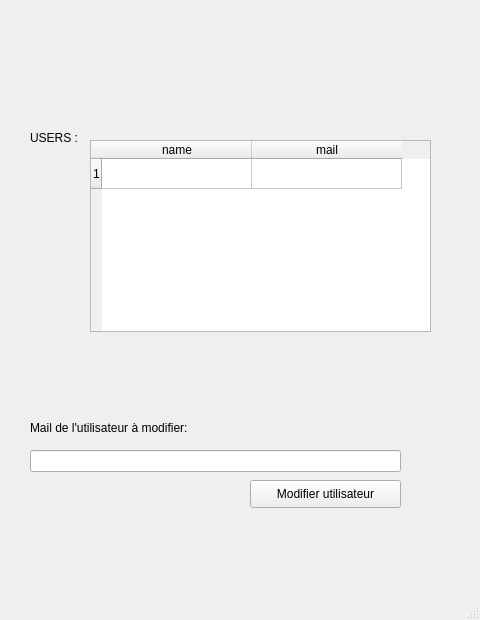
Pierre-OlivierB/ibm_fil_rouge_tomjerry_all_projects, file client_loud/test_deux_php/viewUserPost.ui: the form before one commit.
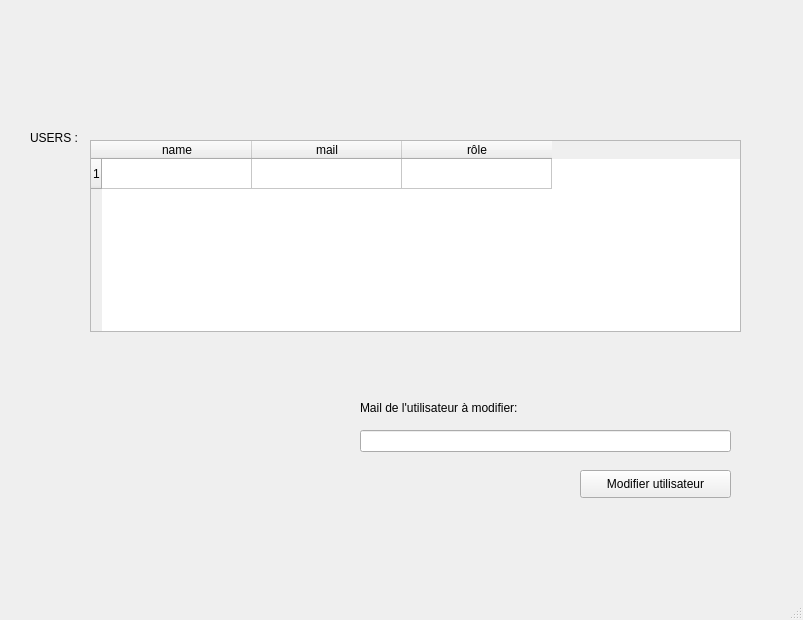
The form after the commit.

```diff
--- a/client_loud/test_deux_php/viewUserPost.ui
+++ b/client_loud/test_deux_php/viewUserPost.ui
@@ -6,7 +6,7 @@
    <rect>
     <x>0</x>
     <y>0</y>
-    <width>480</width>
+    <width>803</width>
     <height>620</height>
    </rect>
   </property>
@@ -32,7 +32,7 @@
      <rect>
       <x>90</x>
       <y>140</y>
-      <width>341</width>
+      <width>651</width>
       <height>192</height>
      </rect>
     </property>
@@ -40,7 +40,7 @@
      <number>1</number>
     </property>
     <property name="columnCount">
-     <number>2</number>
+     <number>3</number>
     </property>
     <attribute name="horizontalHeaderDefaultSectionSize">
      <number>150</number>
@@ -62,12 +62,17 @@
       <string>mail</string>
      </property>
     </column>
+    <column>
+     <property name="text">
+      <string>rôle</string>
+     </property>
+    </column>
    </widget>
    <widget class="QPushButton" name="updateAccountBtn">
     <property name="geometry">
      <rect>
-      <x>250</x>
-      <y>480</y>
+      <x>580</x>
+      <y>470</y>
       <width>151</width>
       <height>28</height>
      </rect>
@@ -79,8 +84,8 @@
    <widget class="QLabel" name="updateAccountTitle">
     <property name="geometry">
      <rect>
-      <x>30</x>
-      <y>420</y>
+      <x>360</x>
+      <y>400</y>
       <width>191</width>
       <height>16</height>
      </rect>
@@ -92,8 +97,8 @@
    <widget class="QLineEdit" name="updateAccountTxt">
     <property name="geometry">
      <rect>
-      <x>30</x>
-      <y>450</y>
+      <x>360</x>
+      <y>430</y>
       <width>371</width>
       <height>22</height>
      </rect>
@@ -102,8 +107,8 @@
    <widget class="QLabel" name="errorZone">
     <property name="geometry">
      <rect>
-      <x>30</x>
-      <y>530</y>
+      <x>100</x>
+      <y>470</y>
       <width>371</width>
       <height>16</height>
      </rect>
```
Left out of the diff: 2 changed lines with no effect on the pictures.
